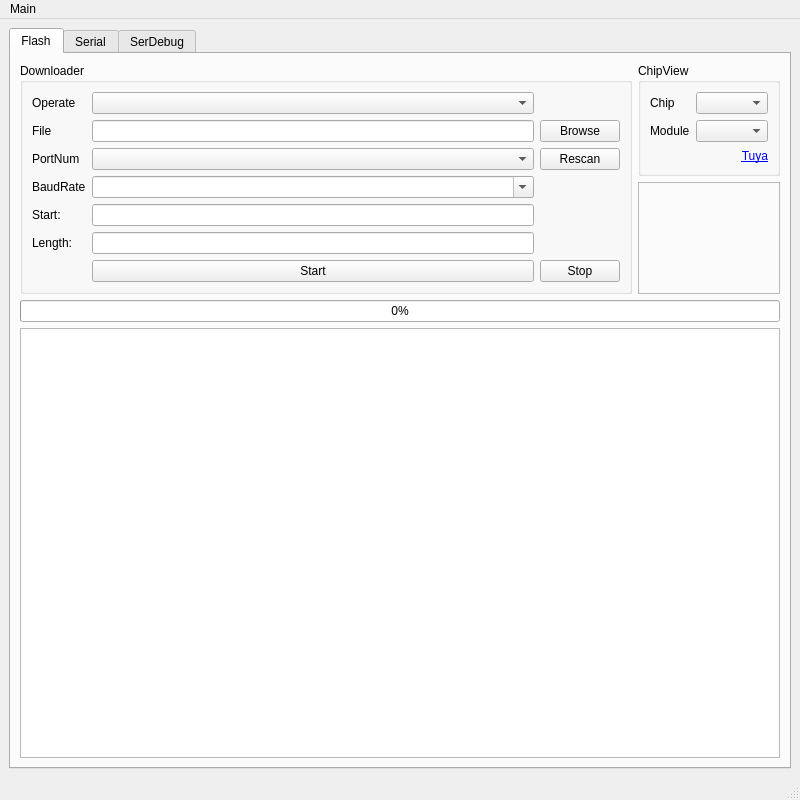
Qt form tyutool/gui/ui_main.ui (tuya/tyutool) before a commit.
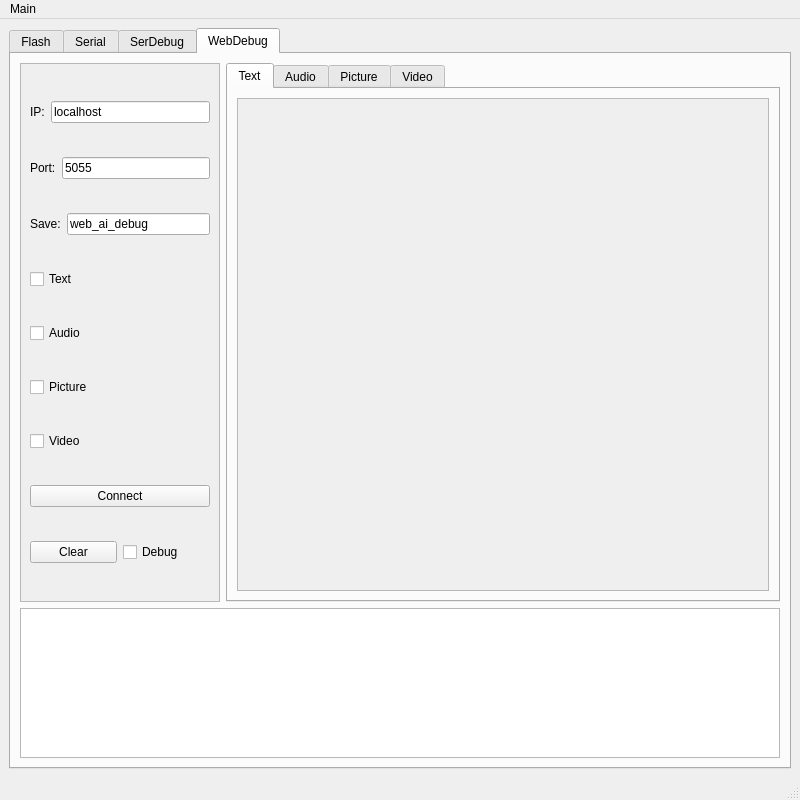
The same form after that commit. The open tabs and pages were chosen to show the change.

Commit message: web gui init

What changed in the file:
```diff
--- a/tyutool/gui/ui_main.ui
+++ b/tyutool/gui/ui_main.ui
@@ -14,7 +14,7 @@
    <string>Tuya Uart Tool</string>
   </property>
   <widget class="QWidget" name="centralwidget">
-   <layout class="QVBoxLayout" name="verticalLayout_10">
+   <layout class="QVBoxLayout" name="verticalLayout_16">
     <item>
      <widget class="QTabWidget" name="tabWidget">
       <property name="currentIndex">
@@ -1034,6 +1034,308 @@
         </item>
        </layout>
       </widget>
+      <widget class="QWidget" name="tabWebDebug">
+       <attribute name="title">
+        <string>WebDebug</string>
+       </attribute>
+       <layout class="QVBoxLayout" name="verticalLayout_15">
+        <item>
+         <layout class="QVBoxLayout" name="verticalLayout_17">
+          <item>
+           <layout class="QHBoxLayout" name="horizontalLayout_31">
+            <item>
+             <widget class="QScrollArea" name="scrollArea_2">
+              <property name="sizePolicy">
+               <sizepolicy hsizetype="Minimum" vsizetype="Expanding">
+                <horstretch>0</horstretch>
+                <verstretch>0</verstretch>
+               </sizepolicy>
+              </property>
+              <property name="minimumSize">
+               <size>
+                <width>200</width>
+                <height>0</height>
+               </size>
+              </property>
+              <property name="maximumSize">
+               <size>
+                <width>16777215</width>
+                <height>16777215</height>
+               </size>
+              </property>
+              <property name="widgetResizable">
+               <bool>true</bool>
+              </property>
+              <widget class="QWidget" name="scrollAreaWidgetContents_2">
+               <property name="geometry">
+                <rect>
+                 <x>0</x>
+                 <y>0</y>
+                 <width>203</width>
+                 <height>524</height>
+                </rect>
+               </property>
+               <layout class="QVBoxLayout" name="verticalLayout_18">
+                <item>
+                 <layout class="QHBoxLayout" name="horizontalLayout_32">
+                  <item>
+                   <widget class="QLabel" name="label">
+                    <property name="text">
+                     <string>IP:</string>
+                    </property>
+                   </widget>
+                  </item>
+                  <item>
+                   <widget class="QLineEdit" name="lineEditWDIP">
+                    <property name="text">
+                     <string>localhost</string>
+                    </property>
+                   </widget>
+                  </item>
+                 </layout>
+                </item>
+                <item>
+                 <layout class="QHBoxLayout" name="horizontalLayout_33">
+                  <item>
+                   <widget class="QLabel" name="label_2">
+                    <property name="text">
+                     <string>Port:</string>
+                    </property>
+                   </widget>
+                  </item>
+                  <item>
+                   <widget class="QLineEdit" name="lineEditWDPort">
+                    <property name="text">
+                     <string>5055</string>
+                    </property>
+                   </widget>
+                  </item>
+                 </layout>
+                </item>
+                <item>
+                 <layout class="QHBoxLayout" name="horizontalLayout_39">
+                  <item>
+                   <widget class="QLabel" name="label_4">
+                    <property name="text">
+                     <string>Save:</string>
+                    </property>
+                   </widget>
+                  </item>
+                  <item>
+                   <widget class="QLineEdit" name="lineEditWDSave">
+                    <property name="text">
+                     <string>web_ai_debug</string>
+                    </property>
+                   </widget>
+                  </item>
+                 </layout>
+                </item>
+                <item>
+                 <layout class="QHBoxLayout" name="horizontalLayout_34">
+                  <item>
+                   <widget class="QCheckBox" name="checkBoxWDText">
+                    <property name="text">
+                     <string>Text</string>
+                    </property>
+                   </widget>
+                  </item>
+                 </layout>
+                </item>
+                <item>
+                 <layout class="QHBoxLayout" name="horizontalLayout_35">
+                  <item>
+                   <widget class="QCheckBox" name="checkBoxWDAudio">
+                    <property name="text">
+                     <string>Audio</string>
+                    </property>
+                   </widget>
+                  </item>
+                 </layout>
+                </item>
+                <item>
+                 <layout class="QHBoxLayout" name="horizontalLayout_36">
+                  <item>
+                   <widget class="QCheckBox" name="checkBoxWDPicture">
+                    <property name="text">
+                     <string>Picture</string>
+                    </property>
+                   </widget>
+                  </item>
+                 </layout>
+                </item>
+                <item>
+                 <layout class="QHBoxLayout" name="horizontalLayout_37">
+                  <item>
+                   <widget class="QCheckBox" name="checkBoxWDVideo">
+                    <property name="text">
+                     <string>Video</string>
+                    </property>
+                   </widget>
+                  </item>
+                 </layout>
+                </item>
+                <item>
+                 <layout class="QHBoxLayout" name="horizontalLayout_38">
+                  <item>
+                   <widget class="QPushButton" name="pushButtonWDConnect">
+                    <property name="text">
+                     <string>Connect</string>
+                    </property>
+                   </widget>
+                  </item>
+                 </layout>
+                </item>
+                <item>
+                 <layout class="QHBoxLayout" name="horizontalLayout_19">
+                  <item>
+                   <widget class="QPushButton" name="pushButtonWDClear">
+                    <property name="text">
+                     <string>Clear</string>
+                    </property>
+                   </widget>
+                  </item>
+                  <item>
+                   <widget class="QCheckBox" name="checkBoxWDDebug">
+                    <property name="text">
+                     <string>Debug</string>
+                    </property>
+                   </widget>
+                  </item>
+                 </layout>
+                </item>
+               </layout>
+              </widget>
+             </widget>
+            </item>
+            <item>
+             <widget class="QTabWidget" name="tabWidgetWD">
+              <property name="currentIndex">
+               <number>0</number>
+              </property>
+              <widget class="QWidget" name="tabWDText">
+               <attribute name="title">
+                <string>Text</string>
+               </attribute>
+               <layout class="QVBoxLayout" name="verticalLayout_10">
+                <item>
+                 <widget class="QScrollArea" name="scrollArea_3">
+                  <property name="widgetResizable">
+                   <bool>true</bool>
+                  </property>
+                  <widget class="QWidget" name="scrollAreaWidgetContents_3">
+                   <property name="geometry">
+                    <rect>
+                     <x>0</x>
+                     <y>0</y>
+                     <width>521</width>
+                     <height>474</height>
+                    </rect>
+                   </property>
+                   <layout class="QVBoxLayout" name="verticalLayout_22"/>
+                  </widget>
+                 </widget>
+                </item>
+               </layout>
+              </widget>
+              <widget class="QWidget" name="tabWDAudio">
+               <attribute name="title">
+                <string>Audio</string>
+               </attribute>
+               <layout class="QVBoxLayout" name="verticalLayout_19">
+                <item>
+                 <widget class="QScrollArea" name="scrollArea_4">
+                  <property name="widgetResizable">
+                   <bool>true</bool>
+                  </property>
+                  <widget class="QWidget" name="scrollAreaWidgetContents_4">
+                   <property name="geometry">
+                    <rect>
+                     <x>0</x>
+                     <y>0</y>
+                     <width>521</width>
+                     <height>474</height>
+                    </rect>
+                   </property>
+                   <layout class="QVBoxLayout" name="verticalLayout_23"/>
+                  </widget>
+                 </widget>
+                </item>
+               </layout>
+              </widget>
+              <widget class="QWidget" name="tabWDPicture">
+               <attribute name="title">
+                <string>Picture</string>
+               </attribute>
+               <layout class="QVBoxLayout" name="verticalLayout_20">
+                <item>
+                 <widget class="QScrollArea" name="scrollArea_5">
+                  <property name="widgetResizable">
+                   <bool>true</bool>
+                  </property>
+                  <widget class="QWidget" name="scrollAreaWidgetContents_5">
+                   <property name="geometry">
+                    <rect>
+                     <x>0</x>
+                     <y>0</y>
+                     <width>521</width>
+                     <height>474</height>
+                    </rect>
+                   </property>
+                   <layout class="QVBoxLayout" name="verticalLayout_24"/>
+                  </widget>
+                 </widget>
+                </item>
+               </layout>
+              </widget>
+              <widget class="QWidget" name="tabWDVideo">
+               <attribute name="title">
+                <string>Video</string>
+               </attribute>
+               <layout class="QVBoxLayout" name="verticalLayout_21">
+                <item>
+                 <widget class="QScrollArea" name="scrollArea_6">
+                  <property name="widgetResizable">
+                   <bool>true</bool>
+                  </property>
+                  <widget class="QWidget" name="scrollAreaWidgetContents_6">
+                   <property name="geometry">
+                    <rect>
+                     <x>0</x>
+                     <y>0</y>
+                     <width>521</width>
+                     <height>474</height>
+                    </rect>
+                   </property>
+                   <layout class="QVBoxLayout" name="verticalLayout_25"/>
+                  </widget>
+                 </widget>
+                </item>
+               </layout>
+              </widget>
+             </widget>
+            </item>
+           </layout>
+          </item>
+          <item>
+           <widget class="QTextBrowser" name="textBrowserWD">
+            <property name="sizePolicy">
+             <sizepolicy hsizetype="Expanding" vsizetype="Maximum">
+              <horstretch>0</horstretch>
+              <verstretch>0</verstretch>
+             </sizepolicy>
+            </property>
+            <property name="maximumSize">
+             <size>
+              <width>16777215</width>
+              <height>150</height>
+             </size>
+            </property>
+           </widget>
+          </item>
+         </layout>
+        </item>
+       </layout>
+      </widget>
      </widget>
     </item>
    </layout>
```
The commit also changes 6 other files.
